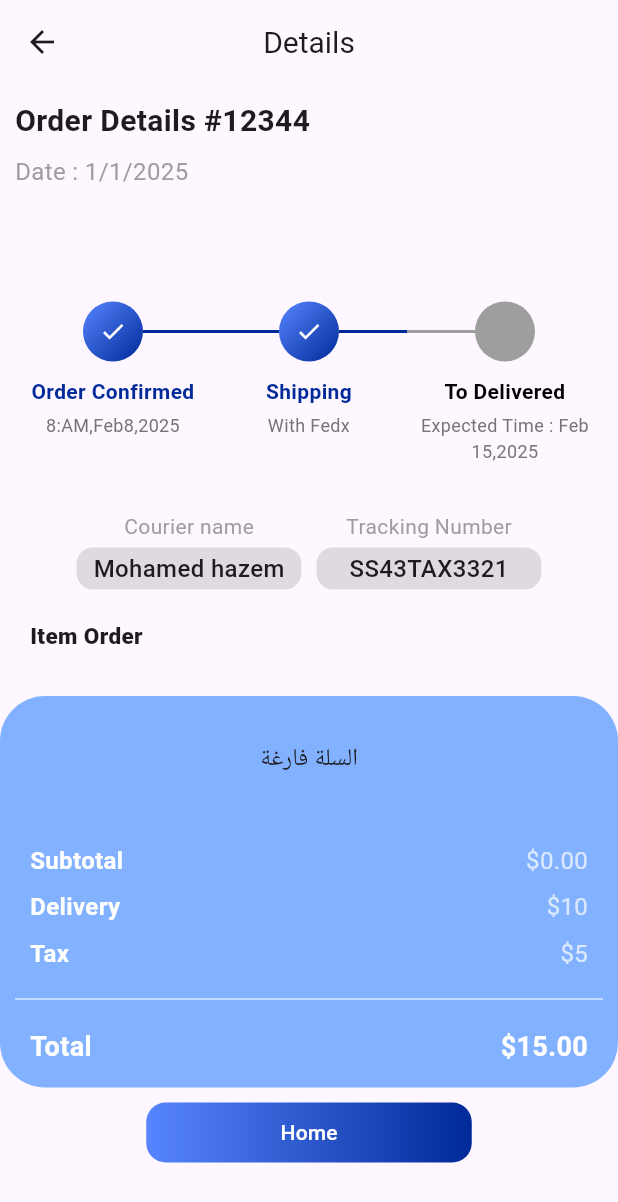
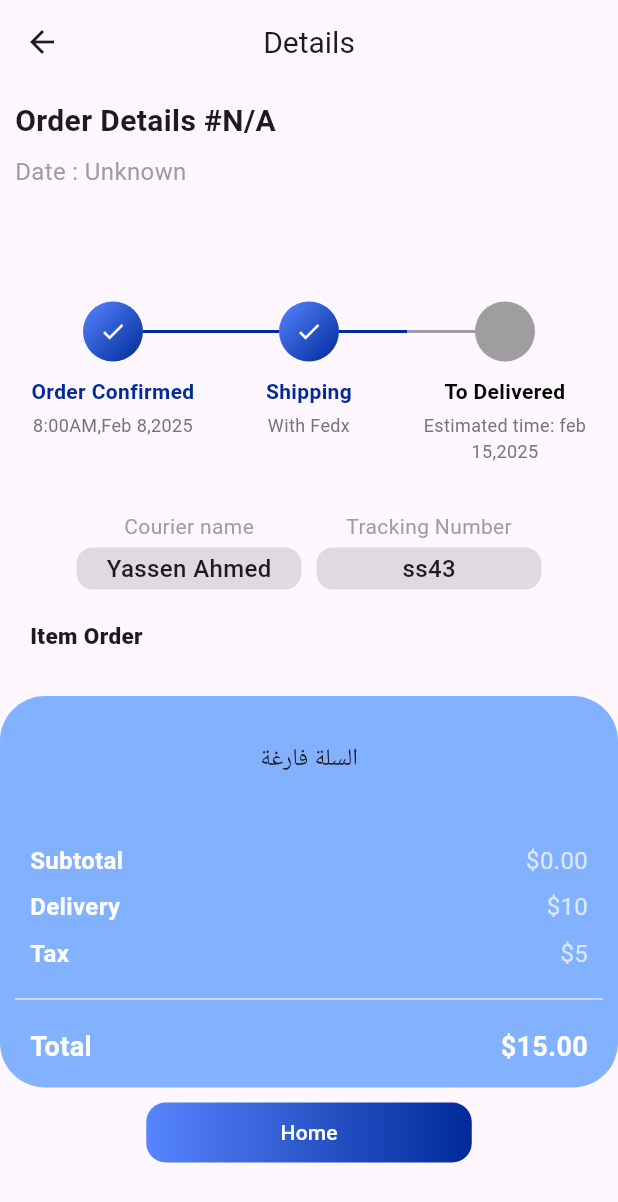
Before and after one commit to Next-Gene/primecare-mobile, a Flutter app: the DetailsPayment screen opened directly, on a phone screen of 412 x 824 dp. Shown: the top 1202 px of the screen. Run offline on Flutter 3.47's test engine with Material 3 defaults, Android fonts, the phone set to English and light mode, and no system bars; drawn by our look-alikes of timeline_tile; our stand-ins replace bloc, carousel_slider, dio, flutter_bloc, flutter_credit_card, flutter_svg and 3 more; missing offline and left inert: custom_clippers; accounts and stored records are empty; network calls fail.

```diff
--- a/lib/buy_pages/details_payment.dart
+++ b/lib/buy_pages/details_payment.dart
@@ -37,14 +37,14 @@ class DetailsPayment extends StatelessWidget {
                   child: Column(
                     crossAxisAlignment: CrossAxisAlignment.start,
                     children: [
-                      _buildOrderHeader(),
+                      _buildOrderHeader(cubit),
                       Container(
                         height: 190,
                         child: Row(
                           children: [
                             buildTimelineStep(
                               title: "Order Confirmed ",
-                              subtitle: "8:AM,Feb8,2025",
+                              subtitle: cubit.orderTimeDate ?? '8:00AM,Feb 8,2025',
                               isFirst: true,
                               isActive: true,
                             ),
@@ -55,7 +55,7 @@ class DetailsPayment extends StatelessWidget {
                             ),
                             buildTimelineStep(
                               title: "To Delivered",
-                              subtitle: "Expected Time : Feb 15,2025",
+                              subtitle: cubit.deliveryDate ?? 'Estimated time: feb 15,2025',
                               isLast: true,
                               isActive: false,
                             ),
@@ -84,10 +84,10 @@ class DetailsPayment extends StatelessWidget {
                                     color: Colors.black12,
                                     borderRadius: BorderRadius.circular(11),
                                   ),
-                                  child: const Center(
+                                  child: Center(
                                     child: Text(
-                                      'Mohamed hazem',
-                                      style: TextStyle(
+                                      cubit.name ?? 'Yassen Ahmed',
+                                      style: const TextStyle(
                                         fontSize: 16,
                                         fontWeight: FontWeight.w500,
                                       ),
@@ -114,10 +114,10 @@ class DetailsPayment extends StatelessWidget {
                                     color: Colors.black12,
                                     borderRadius: BorderRadius.circular(11),
                                   ),
-                                  child: const Center(
+                                  child: Center(
                                     child: Text(
-                                      'SS43TAX3321',
-                                      style: TextStyle(
+                                      cubit.trakingNumber ?? 'ss43',
+                                      style:const TextStyle(
                                         fontSize: 16,
                                         fontWeight: FontWeight.w500,
                                       ),
@@ -288,21 +288,21 @@ class DetailsPayment extends StatelessWidget {
   }
 }
 
-Widget _buildOrderHeader() {
+Widget _buildOrderHeader(AppCubit cubit) {
   return Column(
     crossAxisAlignment: CrossAxisAlignment.start,
-    children: const [
+    children: [
       Text(
-        'Order Details #12344',
-        style: TextStyle(
+        'Order Details #${cubit.trakingNumber ?? "N/A"}',
+        style: const TextStyle(
           fontSize: 20,
           fontWeight: FontWeight.bold,
         ),
       ),
-      SizedBox(height: 8),
+      const SizedBox(height: 8),
       Text(
-        'Date : 1/1/2025',
-        style: TextStyle(
+        'Date : ${cubit.orderTimeDate ?? "Unknown"}',
+        style: const TextStyle(
           fontSize: 16,
           color: Colors.grey,
         ),
@@ -310,6 +310,7 @@ Widget _buildOrderHeader() {
     ],
   );
 }
+
 
 Widget _buildSummaryRow(String title, String value, {bool isTotal = false}) {
   return Padding(
--- a/pubspec.yaml
+++ b/pubspec.yaml
@@ -111,6 +111,7 @@ flutter:
     - Assets/bank.png
     - Assets/fawry.png
     - Assets/paymob.png
+    - Assets/Team_logo.png
 
   #   - images/a_dot_ham.jpeg
 
```
Also changed, not shown: lib/home_page/item_details.dart (+10 -0 lines), lib/layout/cubit/cubit.dart (+31 -2 lines), lib/main.dart (+6 -1 lines), lib/network_api/remote/dio_Helper.dart (+32 -0 lines), lib/splash_screen/splash_screen.dart (+196 -69 lines), Assets/Team_logo.png (added).
